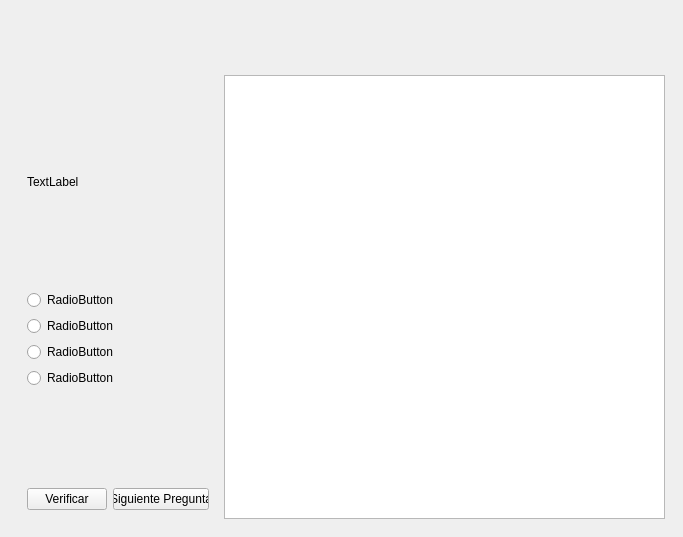
Before: the Qt Designer form mainwindow.ui in raqquel21/carta-nautica, drawn with Qt 5.
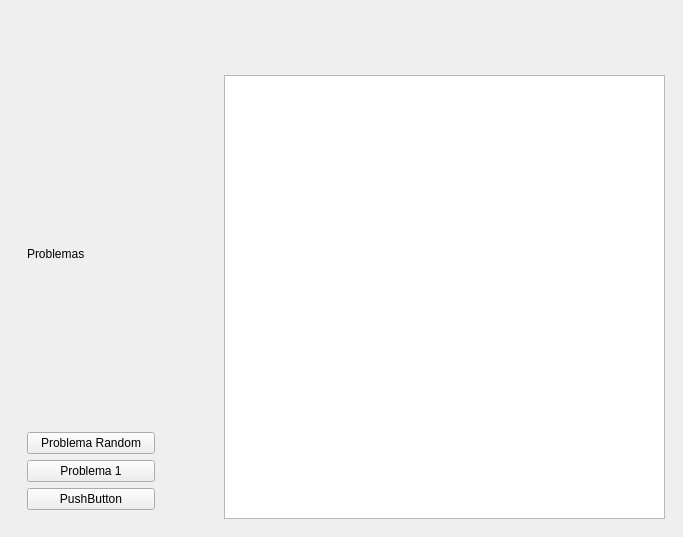
After: the same form once the commit is applied. The open tabs and pages were chosen to show the change. Icons and pictures are not drawn.

Commit message: Nueva sidebar version 0.1

```diff
--- a/mainwindow.ui
+++ b/mainwindow.ui
@@ -793,13 +793,106 @@
       <widget class="QWidget" name="page">
        <layout class="QHBoxLayout" name="horizontalLayout_4">
         <item>
-         <widget class="QWidget" name="sidebar_2" native="true">
+         <widget class="QStackedWidget" name="sidebar_2">
           <property name="maximumSize">
            <size>
             <width>200</width>
             <height>16777215</height>
            </size>
           </property>
+          <property name="currentIndex">
+           <number>0</number>
+          </property>
+          <widget class="QWidget" name="Elegir_problema">
+           <layout class="QGridLayout" name="gridLayout_13">
+            <item row="5" column="0">
+             <widget class="QPushButton" name="Problema_1">
+              <property name="text">
+               <string>Problema 1</string>
+              </property>
+             </widget>
+            </item>
+            <item row="2" column="0">
+             <widget class="QLabel" name="Problemas">
+              <property name="text">
+               <string>Problemas</string>
+              </property>
+             </widget>
+            </item>
+            <item row="0" column="1">
+             <widget class="QPushButton" name="sidebarButton_2">
+              <property name="styleSheet">
+               <string notr="true">QPushButton {
+    border: none;
+	background-repeat: no-repeat;
+    background-position: center;
+
+    min-width: 48px;
+    min-height: 48px;
+}
+</string>
+              </property>
+              <property name="text">
+               <string/>
+              </property>
+             </widget>
+            </item>
+            <item row="1" column="0">
+             <spacer name="verticalSpacer_17">
+              <property name="orientation">
+               <enum>Qt::Orientation::Vertical</enum>
+              </property>
+              <property name="sizeHint" stdset="0">
+               <size>
+                <width>20</width>
+                <height>40</height>
+               </size>
+              </property>
+             </spacer>
+            </item>
+            <item row="4" column="0">
+             <widget class="QPushButton" name="Problema_Random">
+              <property name="text">
+               <string>Problema Random</string>
+              </property>
+             </widget>
+            </item>
+            <item row="0" column="0">
+             <spacer name="horizontalSpacer_6">
+              <property name="orientation">
+               <enum>Qt::Orientation::Horizontal</enum>
+              </property>
+              <property name="sizeHint" stdset="0">
+               <size>
+                <width>40</width>
+                <height>20</height>
+               </size>
+              </property>
+             </spacer>
+            </item>
+            <item row="3" column="0">
+             <spacer name="verticalSpacer_18">
+              <property name="orientation">
+               <enum>Qt::Orientation::Vertical</enum>
+              </property>
+              <property name="sizeHint" stdset="0">
+               <size>
+                <width>20</width>
+                <height>40</height>
+               </size>
+              </property>
+             </spacer>
+            </item>
+            <item row="6" column="0">
+             <widget class="QPushButton" name="Problema_2">
+              <property name="text">
+               <string>PushButton</string>
+              </property>
+             </widget>
+            </item>
+           </layout>
+          </widget>
+          <widget class="QWidget" name="Resolver_Problema" native="true">
           <layout class="QGridLayout" name="sidebar">
            <property name="sizeConstraint">
             <enum>QLayout::SizeConstraint::SetDefaultConstraint</enum>
@@ -969,7 +1062,53 @@
              </property>
             </spacer>
            </item>
-          </layout>
+            <item row="4" column="0" colspan="2">
+             <widget class="QRadioButton" name="radioButton">
+              <property name="sizePolicy">
+               <sizepolicy hsizetype="Minimum" vsizetype="Maximum">
+                <horstretch>0</horstretch>
+                <verstretch>0</verstretch>
+               </sizepolicy>
+              </property>
+              <property name="text">
+               <string>RadioButton</string>
+              </property>
+             </widget>
+            </item>
+            <item row="9" column="1">
+             <widget class="QPushButton" name="pushButton_3">
+              <property name="sizePolicy">
+               <sizepolicy hsizetype="Minimum" vsizetype="Fixed">
+                <horstretch>0</horstretch>
+                <verstretch>0</verstretch>
+               </sizepolicy>
+              </property>
+              <property name="text">
+               <string>Siguiente Pregunta</string>
+              </property>
+             </widget>
+            </item>
+            <item row="0" column="1">
+             <widget class="QPushButton" name="sidebarButton">
+              <property name="styleSheet">
+               <string notr="true">QPushButton {
+    border: none;
+	background-repeat: no-repeat;
+    background-position: center;
+
+    min-width: 48px;
+    min-height: 48px;
+}
+
+</string>
+              </property>
+              <property name="text">
+               <string/>
+              </property>
+             </widget>
+            </item>
+           </layout>
+          </widget>
          </widget>
         </item>
         <item>
```
Left out of the diff: 133 changed lines with no effect on the pictures. Lines whose indentation alone changed are shown as unchanged. The commit also changes 1 other file.
